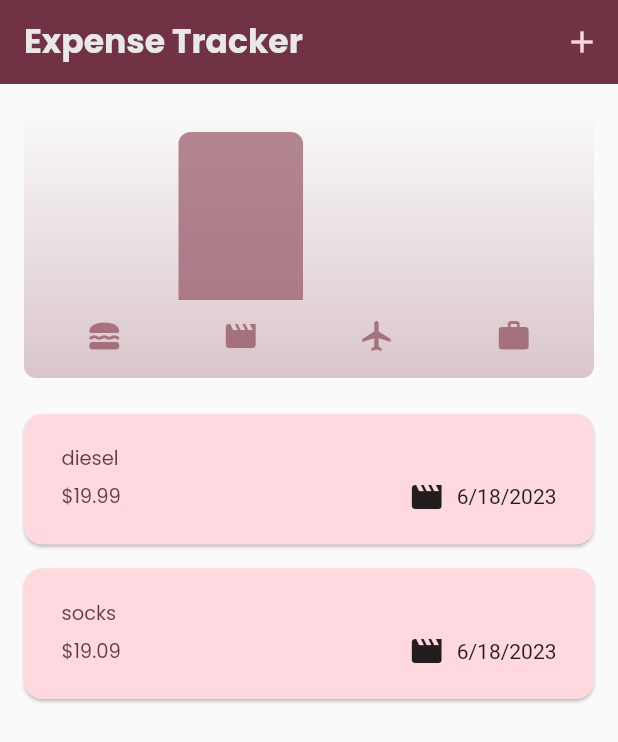
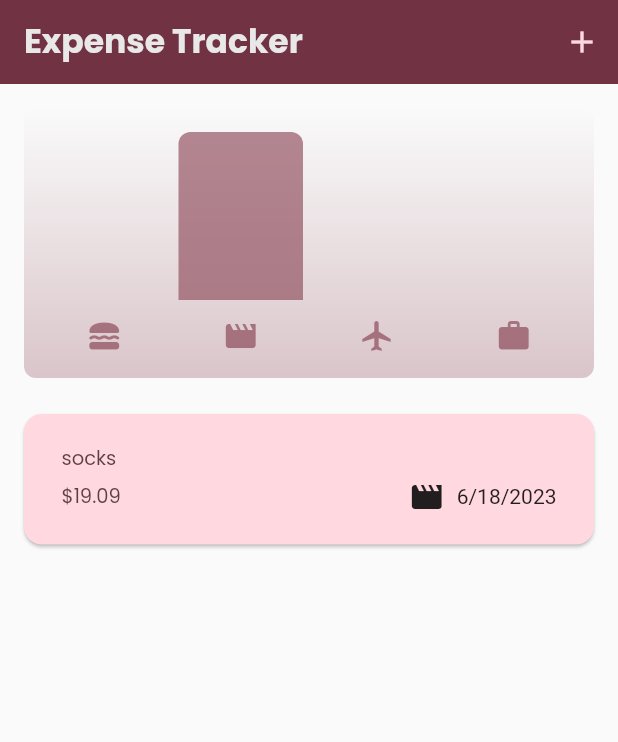
Before and after one commit to adeyemiiiii7/expeense_tracker, a Flutter app: the screen it shows after launch, on a phone screen of 412 x 824 dp. Shown: the top 742 px of the screen. Run offline on Flutter 3.47's test engine with Material 2 defaults, Android fonts, the phone set to English and light mode, and no system bars; our stand-ins replace google_fonts.

Commit message:
modified:   lib/widgets/expenses.dart

```diff
--- a/lib/widgets/expenses.dart
+++ b/lib/widgets/expenses.dart
@@ -16,12 +16,12 @@ class Expenses extends StatefulWidget {
 
 class _ExpensesState extends State<Expenses> {
   final List<Expense> _registeredExpenses = [
-    Expense(
-      title: 'diesel',
-      amount: 19.99,
-      date: DateTime.now(),
-      category: Category.leisure,
-    ),
+    // Expense(
+    //   title: 'diesel',
+    //   amount: 19.99,
+    //   date: DateTime.now(),
+    //   category: Category.leisure,
+    // ),
     Expense(
       title: 'socks',
       amount: 19.09,
```
